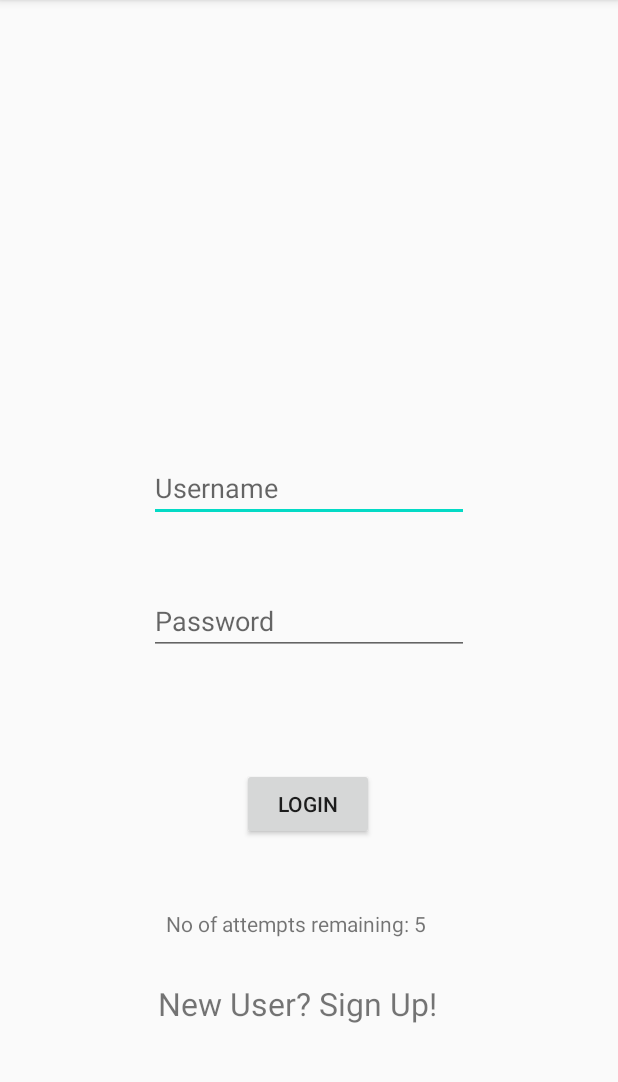
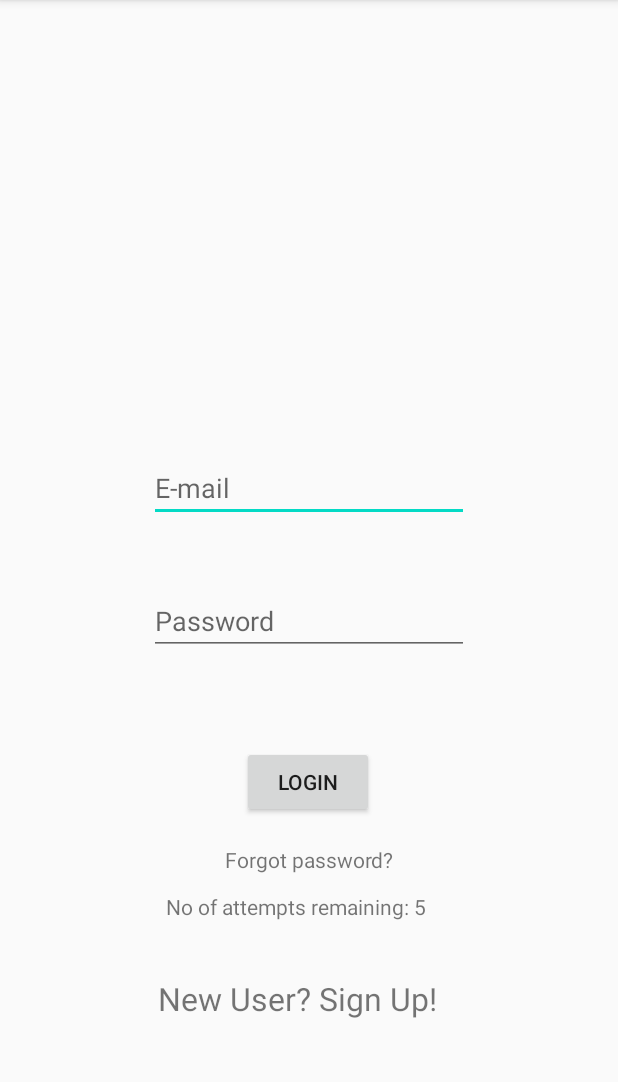
Before and after one commit to adamilman/UTMKLQRAS, an Android app: the screen it shows after launch (LoginActivity), on a phone screen of 412 x 824 dp, the part 84-1166 px from its top. Run offline under Robolectric (Android 15) with nearby library versions, the phone set to English and light mode, and no system bars; our stand-ins replace Firebase (no records; nobody signed in at launch, a user with empty details on screens opened directly).

Commit message:
reset password function

```diff
--- a/UTMKLQRAS/app/src/main/AndroidManifest.xml
+++ b/UTMKLQRAS/app/src/main/AndroidManifest.xml
@@ -9,7 +9,8 @@
         android:roundIcon="@mipmap/ic_launcher_round"
         android:supportsRtl="true"
         android:theme="@style/AppTheme">
-        <activity android:name=".RegistrationActivity"></activity>
+        <activity android:name=".PasswordActivity"></activity>
+        <activity android:name=".RegistrationActivity" />
         <activity android:name=".HomePageActivity" />
         <activity android:name=".LoginActivity">
             <intent-filter>
--- a/UTMKLQRAS/app/src/main/java/com/example/utmklqras/LoginActivity.java
+++ b/UTMKLQRAS/app/src/main/java/com/example/utmklqras/LoginActivity.java
@@ -9,7 +9,6 @@ import android.os.Bundle;
 import android.view.View;
 import android.widget.Button;
 import android.widget.EditText;
-import android.widget.ImageView;
 import android.widget.TextView;
 import android.widget.Toast;
 
@@ -29,6 +28,7 @@ public class LoginActivity extends AppCompatActivity {
     private TextView userRegistration;
     private FirebaseAuth firebaseAuth;
     private ProgressDialog progressDialog;
+    private TextView forgotPassword;
 
 
     boolean isValid = false;
@@ -39,10 +39,11 @@ public class LoginActivity extends AppCompatActivity {
         setContentView(R.layout.activity_main);
 
         Name = (EditText)findViewById(R.id.etName);
-        Password = (EditText)findViewById(R.id.etPassword);
+        Password = (EditText)findViewById(R.id.etPasswordEmail);
         Info = (TextView)findViewById(R.id.tvInfo);
         Login = (Button)findViewById(R.id.btnLogin);
         userRegistration = (TextView)findViewById(R.id.tvRegister);
+        forgotPassword = findViewById(R.id.tvForgotPassword);
 
         Info.setText("No of attempts remaining: 5");
 
@@ -67,6 +68,13 @@ public class LoginActivity extends AppCompatActivity {
             @Override
             public void onClick(View v) {
                 startActivity(new Intent(LoginActivity.this, RegistrationActivity.class));
+            }
+        });
+
+        forgotPassword.setOnClickListener(new View.OnClickListener() {
+            @Override
+            public void onClick(View v) {
+                startActivity(new Intent(LoginActivity.this,PasswordActivity.class ));
             }
         });
     }
--- a/UTMKLQRAS/app/src/main/res/layout/activity_main.xml
+++ b/UTMKLQRAS/app/src/main/res/layout/activity_main.xml
@@ -11,7 +11,7 @@
         android:layout_width="wrap_content"
         android:layout_height="wrap_content"
         android:ems="10"
-        android:hint="Username"
+        android:hint="E-mail"
         android:inputType="textPersonName"
         app:layout_constraintBottom_toBottomOf="parent"
         app:layout_constraintEnd_toEndOf="parent"
@@ -20,7 +20,7 @@
         app:layout_constraintVertical_bias="0.419" />
 
     <EditText
-        android:id="@+id/etPassword"
+        android:id="@+id/etPasswordEmail"
         android:layout_width="wrap_content"
         android:layout_height="wrap_content"
         android:ems="10"
@@ -41,8 +41,19 @@
         app:layout_constraintEnd_toEndOf="parent"
         app:layout_constraintHorizontal_bias="0.498"
         app:layout_constraintStart_toStartOf="parent"
-        app:layout_constraintTop_toBottomOf="@+id/etPassword"
-        app:layout_constraintVertical_bias="0.265" />
+        app:layout_constraintTop_toBottomOf="@+id/etPasswordEmail"
+        app:layout_constraintVertical_bias="0.215" />
+
+    <TextView
+        android:id="@+id/tvForgotPassword"
+        android:layout_width="wrap_content"
+        android:layout_height="wrap_content"
+        android:text="Forgot password?"
+        app:layout_constraintBottom_toTopOf="@+id/tvInfo"
+        app:layout_constraintEnd_toEndOf="parent"
+        app:layout_constraintStart_toStartOf="parent"
+        app:layout_constraintTop_toBottomOf="@+id/btnLogin"
+        app:layout_constraintVertical_bias="0.607" />
 
     <TextView
         android:id="@+id/tvInfo"
```
Also changed, not shown: UTMKLQRAS/app/src/main/java/com/example/utmklqras/PasswordActivity.java (added, +57 -0 lines), UTMKLQRAS/app/src/main/res/layout/activity_password.xml (added, +33 -0 lines), UTMKLQRAS/app/build.gradle (line endings or trailing spaces).
